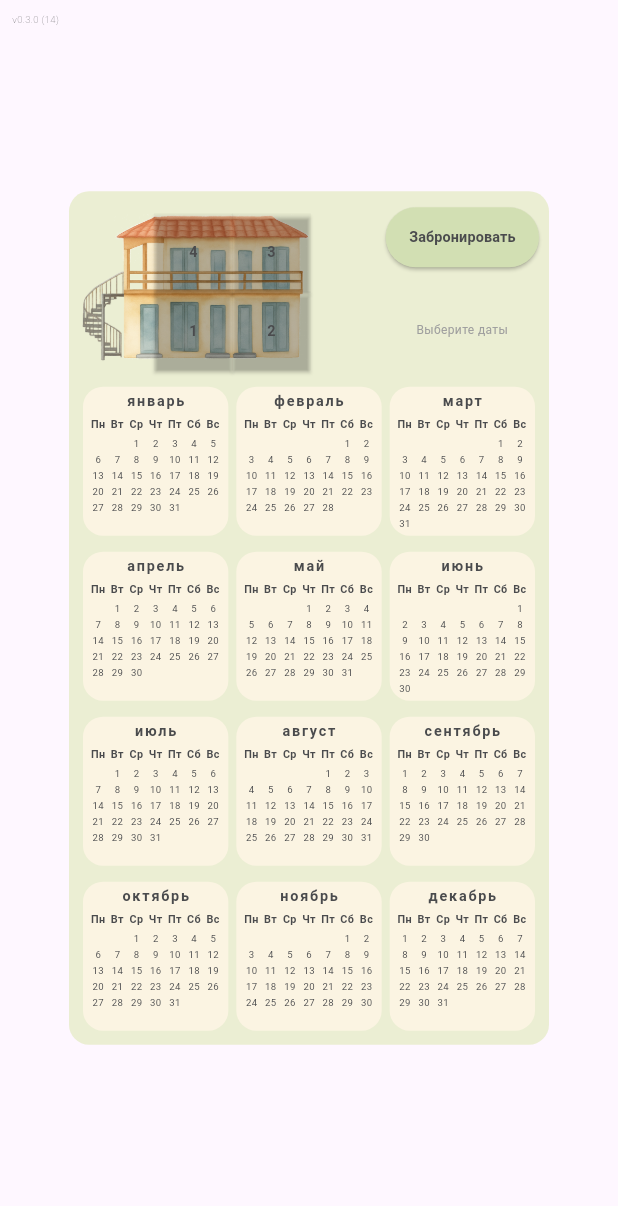
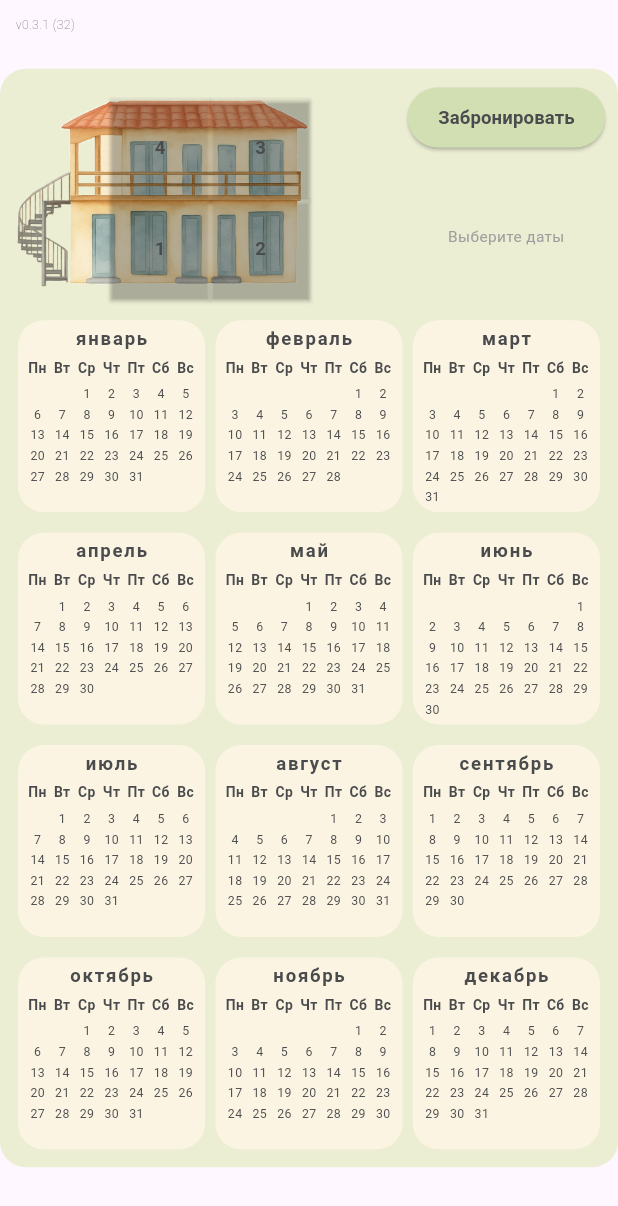
Before and after one commit to chagin0leg/room_ranger, a Flutter app: the screen it shows after launch, on a phone screen of 412 x 824 dp. Shown: the top 1206 px of the screen. Run offline on Flutter 3.47's test engine with Material 3 defaults, Android fonts, the light colour scheme and no system bars; our stand-ins replace package_info_plus.

Commit message:
refactor: replace fixed sizes with relative units across all components and constrain its by window size

```diff
--- a/lib/main.dart
+++ b/lib/main.dart
@@ -31,18 +31,18 @@ class _CalendarCellState extends State<CalendarCell> {
 
   Widget _month() => Text(
         getMonthName(widget.month, GrammaticalCase.nominative),
-        style: monthTextStyle,
+        style: getMonthTextStyle(context),
       );
 
   Widget _dayWeek() => Row(
         mainAxisAlignment: MainAxisAlignment.spaceEvenly,
         children: ['Пн', 'Вт', 'Ср', 'Чт', 'Пт', 'Сб', 'Вс']
             .map((day) => SizedBox.square(
-                dimension: calendarCellDimension,
+                dimension: getCalendarCellDimension(context),
                 child: Text(
                   day,
                   textAlign: TextAlign.center,
-                  style: weekdayTextStyle,
+                  style: getWeekdayTextStyle(context),
                 )))
             .toList(),
       );
@@ -78,8 +78,8 @@ class _CalendarCellState extends State<CalendarCell> {
         alignment: Alignment.center,
         children: [
           Container(
-            width: calendarCellDimension,
-            height: calendarCellDimension,
+            width: getCalendarCellDimension(context),
+            height: getCalendarCellDimension(context),
             decoration: BoxDecoration(
               shape: BoxShape.circle,
               color: Color(color),
@@ -87,7 +87,7 @@ class _CalendarCellState extends State<CalendarCell> {
           ),
           Text(
             dayNumber.toString(),
-            style: dayTextStyle,
+            style: getDayTextStyle(context),
           ),
         ],
       ),
@@ -104,7 +104,7 @@ class _CalendarCellState extends State<CalendarCell> {
             children: List.generate(7, (dayIndex) {
               final dayNumber = week * 7 + dayIndex - firstWeekday + 2;
               return (dayNumber < 1 || dayNumber > daysInMonth)
-                  ? SizedBox.square(dimension: calendarCellDimension)
+                  ? SizedBox.square(dimension: getCalendarCellDimension(context))
                   : _buildDayNumber(dayNumber);
             }),
           ),
@@ -119,9 +119,9 @@ class _CalendarCellState extends State<CalendarCell> {
     final firstWeekday = firstDayOfMonth.weekday;
 
     return Container(
-      padding: EdgeInsets.all(calendarCellMargin),
+      padding: EdgeInsets.all(getCalendarCellMargin(context)),
       child: Column(
-        spacing: calendarCellSpacing,
+        spacing: getCalendarCellSpacing(context),
         crossAxisAlignment: CrossAxisAlignment.center,
         mainAxisSize: MainAxisSize.min,
         children: [
@@ -160,11 +160,11 @@ class TableContainer extends StatelessWidget {
                     final monthIndex = rowIndex * 3 + colIndex;
                     return Expanded(
                       child: Container(
-                        margin: EdgeInsets.all(calendarCellMargin),
+                        margin: EdgeInsets.all(getCalendarCellMargin(context)),
                         decoration: BoxDecoration(
                           color: colorTableCell,
                           borderRadius:
-                              BorderRadius.circular(calendarCellBorderRadius),
+                              BorderRadius.circular(getCalendarCellBorderRadius(context)),
                         ),
                         child: CalendarCell(
                           month: monthIndex + 1,
@@ -176,7 +176,7 @@ class TableContainer extends StatelessWidget {
                     );
                   }),
                 ),
-                if (rowIndex < 3) SizedBox(height: calendarRowSpacing),
+                if (rowIndex < 3) SizedBox(height: getCalendarRowSpacing(context)),
               ],
             );
           }),
@@ -231,7 +231,7 @@ class _BookingButtonContainerState extends State<BookingButtonContainer> {
         ),
         Expanded(
           child: Column(
-            spacing: calendarCellSpacing,
+            spacing: getCalendarCellSpacing(context),
             mainAxisAlignment: MainAxisAlignment.center,
             crossAxisAlignment: CrossAxisAlignment.stretch,
             children: [
@@ -246,7 +246,7 @@ class _BookingButtonContainerState extends State<BookingButtonContainer> {
                     backgroundColor: colorButtonBg,
                     foregroundColor: colorButtonFg,
                     padding: const EdgeInsets.all(0)),
-                child: const Text('Забронировать', style: buttonTextStyle),
+                child: Text('Забронировать', style: getButtonTextStyle(context)),
               ),
               Expanded(
                 child: Center(
@@ -255,8 +255,8 @@ class _BookingButtonContainerState extends State<BookingButtonContainer> {
                     maxLines: 3,
                     softWrap: true,
                     textAlign: TextAlign.center,
-                    style: const TextStyle(
-                        fontSize: bookingButtonFontSize, color: Colors.grey),
+                    style: TextStyle(
+                        fontSize: getBookingButtonFontSize(context), color: Colors.grey),
                     (widget.selectedDays.isEmpty)
                         ? 'Выберите даты'
                         : formatBookingDatesText(
@@ -279,10 +279,10 @@ class _BookingButtonContainerState extends State<BookingButtonContainer> {
       style: ElevatedButton.styleFrom(
         backgroundColor: _pickedRoom == i ? colorButtonBg : Colors.transparent,
         shape: RoundedRectangleBorder(borderRadius: BorderRadius.circular(0)),
-        minimumSize: const Size.square(roomButtonSize),
+        minimumSize: Size.square(getRoomButtonSize(context)),
         padding: const EdgeInsets.all(0),
       ),
-      child: Text(i.toString(), style: buttonTextStyle),
+      child: Text(i.toString(), style: getButtonTextStyle(context)),
     );
   }
 }
@@ -331,12 +331,12 @@ class _BookingContainerState extends State<BookingContainer> {
   @override
   Widget build(BuildContext context) {
     return Container(
-      padding: EdgeInsets.all(bookingContainerPadding),
-      width: baseWidth,
-      height: baseHeight,
+      padding: EdgeInsets.all(getBookingContainerPadding(context)),
+      width: getBaseWidth(context),
+      height: getBaseHeight(context),
       decoration: BoxDecoration(
         color: colorBookingBg,
-        borderRadius: BorderRadius.circular(bookingContainerBorderRadius),
+        borderRadius: BorderRadius.circular(getBookingContainerBorderRadius(context)),
       ),
       alignment: Alignment.center,
       child: Column(
@@ -404,8 +404,8 @@ class _MainAppState extends State<MainApp> {
               alignment: Alignment.topLeft,
               child: Padding(
                 padding:
-                    EdgeInsets.only(left: versionPadding, top: versionPadding),
-                child: Text(_appVersion, style: versionTextStyle),
+                    EdgeInsets.only(left: getVersionPadding(context), top: getVersionPadding(context)),
+                child: Text(_appVersion, style: getVersionTextStyle(context)),
               ),
             ),
           ],
--- a/lib/utils/styles.dart
+++ b/lib/utils/styles.dart
@@ -1,9 +1,22 @@
 import 'package:flutter/material.dart';
 
-const double baseWidth = 320;
+// Функция для получения базовой ширины в зависимости от размера экрана
+double getBaseWidth(BuildContext context) {
+  final screenWidth = MediaQuery.of(context).size.width;
+  final screenHeight = MediaQuery.of(context).size.height;
+  final maxWidthByHeight = screenHeight / aspectRatio;
+  return [screenWidth, maxBaseWidth, maxWidthByHeight].reduce((a, b) => a < b ? a : b);
+}
+
+// Константы для максимальной ширины и соотношения сторон
+const double maxBaseWidth = 640;
 const double aspectRatio = 16 / 9;
 // const double aspectRatio = 85.6 / 53.98;
-const double baseHeight = baseWidth * aspectRatio;
+
+// Функция для получения базовой высоты
+double getBaseHeight(BuildContext context) {
+  return getBaseWidth(context) * aspectRatio;
+}
 
 const Color colorBooked = Color(0xFFed8f75);
 const Color colorSelected = Color(0xFFd2dfb3);
@@ -13,44 +26,49 @@ const Color colorBookingBg = Color(0xFFebeed3);
 const Color colorButtonBg = Color(0xFFd2dfb3);
 const Color colorButtonFg = Color(0xFF4a4b4d);
 
-const monthTextStyle = TextStyle(
-  fontSize: baseWidth / 100 * 3,
+// Функции для стилей текста
+TextStyle getMonthTextStyle(BuildContext context) => TextStyle(
+  fontSize: getBaseWidth(context) / 100 * 3,
   fontWeight: FontWeight.bold,
   color: colorButtonFg,
   letterSpacing: 1.2,
 );
-const weekdayTextStyle = TextStyle(
-  fontSize: baseWidth / 100 * 2.25,
+
+TextStyle getWeekdayTextStyle(BuildContext context) => TextStyle(
+  fontSize: getBaseWidth(context) / 100 * 2.25,
   fontWeight: FontWeight.bold,
   color: colorButtonFg,
 );
-const dayTextStyle = TextStyle(
-  fontSize: baseWidth / 100 * 2,
+
+TextStyle getDayTextStyle(BuildContext context) => TextStyle(
+  fontSize: getBaseWidth(context) / 100 * 2,
   color: colorButtonFg,
 );
-const buttonTextStyle = TextStyle(
-  fontSize: baseWidth / 100 * 3,
+
+TextStyle getButtonTextStyle(BuildContext context) => TextStyle(
+  fontSize: getBaseWidth(context) / 100 * 3,
   fontWeight: FontWeight.bold,
   color: colorButtonFg,
 );
-const versionTextStyle = TextStyle(
-  fontSize: baseWidth / 100 * 2,
+
+TextStyle getVersionTextStyle(BuildContext context) => TextStyle(
+  fontSize: getBaseWidth(context) / 100 * 2,
   fontWeight: FontWeight.w100,
   color: colorButtonFg,
 );
 
 // ========== RELATIVE SIZES ============= //
 
-// Размеры для ячеек календаря и других элементов
-const double calendarCellDimension = baseWidth / 30; // ~16 при 480px
-const double calendarCellMargin = baseWidth / 120; // ~4 при 480px
-const double calendarCellBorderRadius = baseWidth / 24; // ~20 при 480px
-const double calendarCellSpacing = baseWidth / 120; // ~4 при 480px
-const double calendarRowSpacing = baseWidth / 60; // ~8 при 480px
-const double bookingContainerPadding = baseWidth / 48; // ~10 при 480px
-const double versionPadding = baseWidth / 40; // ~12 при 480px
-const double roomButtonSize = baseWidth / 6.15; // ~78 при 480px
-const double bookingContainerBorderRadius = baseWidth / 24; // ~20 при 480px
-const double bookingButtonFontSize = baseWidth / 40; // ~12 при 480px
+// Функции для размеров ячеек календаря и других элементов
+double getCalendarCellDimension(BuildContext context) => getBaseWidth(context) / 30; // ~16 при 480px
+double getCalendarCellMargin(BuildContext context) => getBaseWidth(context) / 120; // ~4 при 480px
+double getCalendarCellBorderRadius(BuildContext context) => getBaseWidth(context) / 24; // ~20 при 480px
+double getCalendarCellSpacing(BuildContext context) => getBaseWidth(context) / 120; // ~4 при 480px
+double getCalendarRowSpacing(BuildContext context) => getBaseWidth(context) / 60; // ~8 при 480px
+double getBookingContainerPadding(BuildContext context) => getBaseWidth(context) / 48; // ~10 при 480px
+double getVersionPadding(BuildContext context) => getBaseWidth(context) / 40; // ~12 при 480px
+double getRoomButtonSize(BuildContext context) => getBaseWidth(context) / 6.15; // ~78 при 480px
+double getBookingContainerBorderRadius(BuildContext context) => getBaseWidth(context) / 24; // ~20 при 480px
+double getBookingButtonFontSize(BuildContext context) => getBaseWidth(context) / 40; // ~12 при 480px
 
 // ========== END RELATIVE SIZES ========== //
--- a/pubspec.yaml
+++ b/pubspec.yaml
@@ -1,7 +1,7 @@
 name: room_ranger
 description: "Свободные даты для бронирования"
 publish_to: 'none'
-version: 0.3.0+14
+version: 0.3.1+32
 
 environment:
   sdk: '>=3.2.3 <4.0.0'
```
